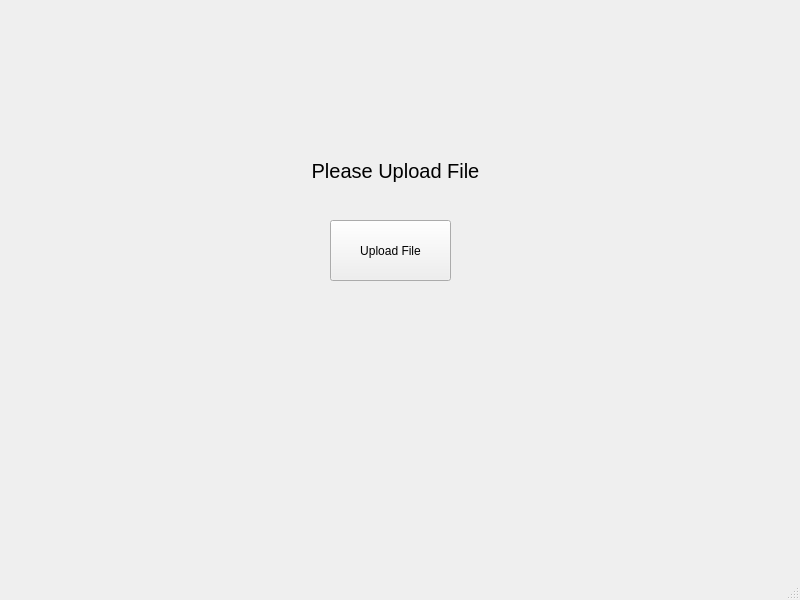
This is mainwindow.ui in ianlopez07/SMI-Code-Checker as Qt 5 draws it before an edit. The edited form follows.
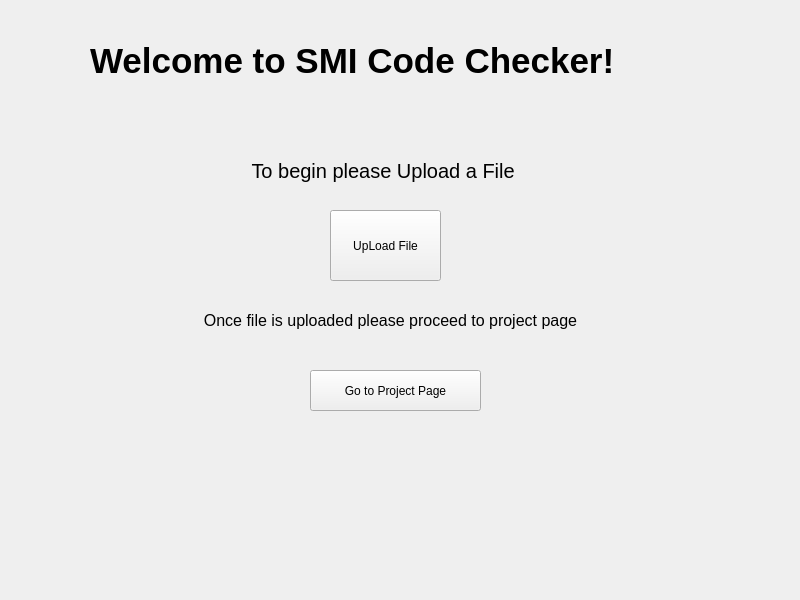
This is the edited form.

Commit message:
Added report page
Edited the main window to have the project page button pop up when the upload button is clicked. Edited project page to have a progress bar; when the progress bar timer is up, the analyze button will pop up.

Patch:
```diff
--- a/mainwindow.ui
+++ b/mainwindow.ui
@@ -18,22 +18,22 @@
     <property name="geometry">
      <rect>
       <x>330</x>
-      <y>220</y>
-      <width>121</width>
-      <height>61</height>
+      <y>210</y>
+      <width>111</width>
+      <height>71</height>
      </rect>
     </property>
     <property name="text">
-     <string>Upload File</string>
+     <string>UpLoad File</string>
     </property>
    </widget>
    <widget class="QLabel" name="label">
     <property name="geometry">
      <rect>
-      <x>280</x>
-      <y>140</y>
-      <width>231</width>
-      <height>61</height>
+      <x>210</x>
+      <y>150</y>
+      <width>341</width>
+      <height>41</height>
      </rect>
     </property>
     <property name="font">
@@ -41,21 +41,67 @@
       <pointsize>15</pointsize>
      </font>
     </property>
-    <property name="whatsThis">
-     <string/>
+    <property name="text">
+     <string> To begin please Upload a File</string>
     </property>
-    <property name="frameShape">
-     <enum>QFrame::Shape::NoFrame</enum>
+    <property name="alignment">
+     <set>Qt::AlignmentFlag::AlignCenter</set>
     </property>
+   </widget>
+   <widget class="QLabel" name="label_2">
+    <property name="geometry">
+     <rect>
+      <x>90</x>
+      <y>10</y>
+      <width>631</width>
+      <height>101</height>
+     </rect>
+    </property>
+    <property name="font">
+     <font>
+      <pointsize>26</pointsize>
+      <bold>true</bold>
+     </font>
+    </property>
     <property name="text">
-     <string>Please Upload File</string>
+     <string>Welcome to SMI Code Checker!</string>
     </property>
+   </widget>
+   <widget class="QLabel" name="GoprojectPage">
+    <property name="geometry">
+     <rect>
+      <x>150</x>
+      <y>290</y>
+      <width>481</width>
+      <height>61</height>
+     </rect>
+    </property>
+    <property name="font">
+     <font>
+      <pointsize>12</pointsize>
+     </font>
+    </property>
+    <property name="text">
+     <string>Once file is uploaded please proceed to project page</string>
+    </property>
     <property name="alignment">
      <set>Qt::AlignmentFlag::AlignCenter</set>
     </property>
    </widget>
+   <widget class="QPushButton" name="ProjectPageBtn">
+    <property name="geometry">
+     <rect>
+      <x>310</x>
+      <y>370</y>
+      <width>171</width>
+      <height>41</height>
+     </rect>
+    </property>
+    <property name="text">
+     <string>Go to Project Page</string>
+    </property>
+   </widget>
   </widget>
-  <widget class="QStatusBar" name="statusbar"/>
  </widget>
  <resources/>
  <connections/>
```
Left out of the diff: 2 changed lines with no effect on the pictures. The commit also changes 10 other files.
